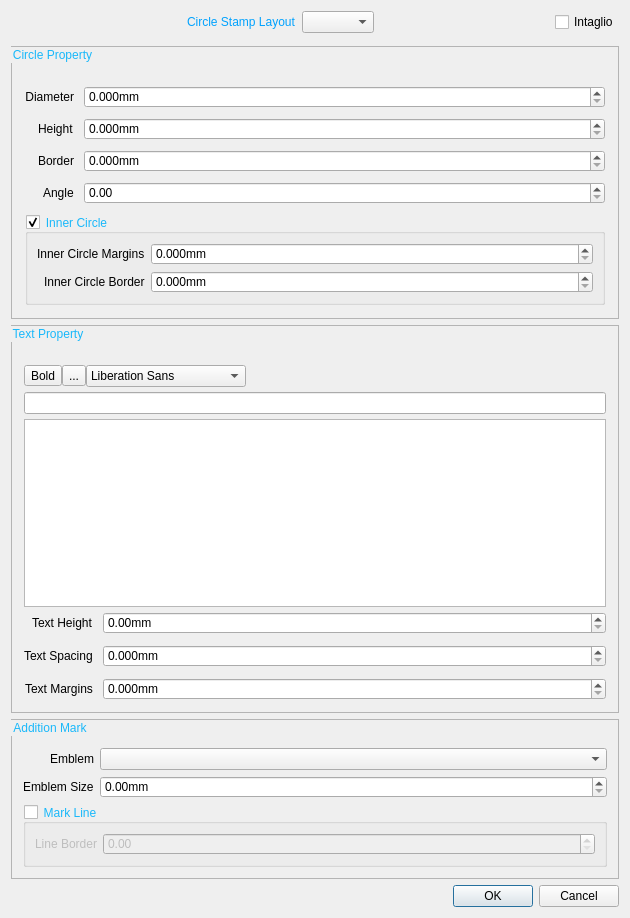
Qt form src/ui/StampCircleDialog.ui (oneminute/LaserController) before a commit.
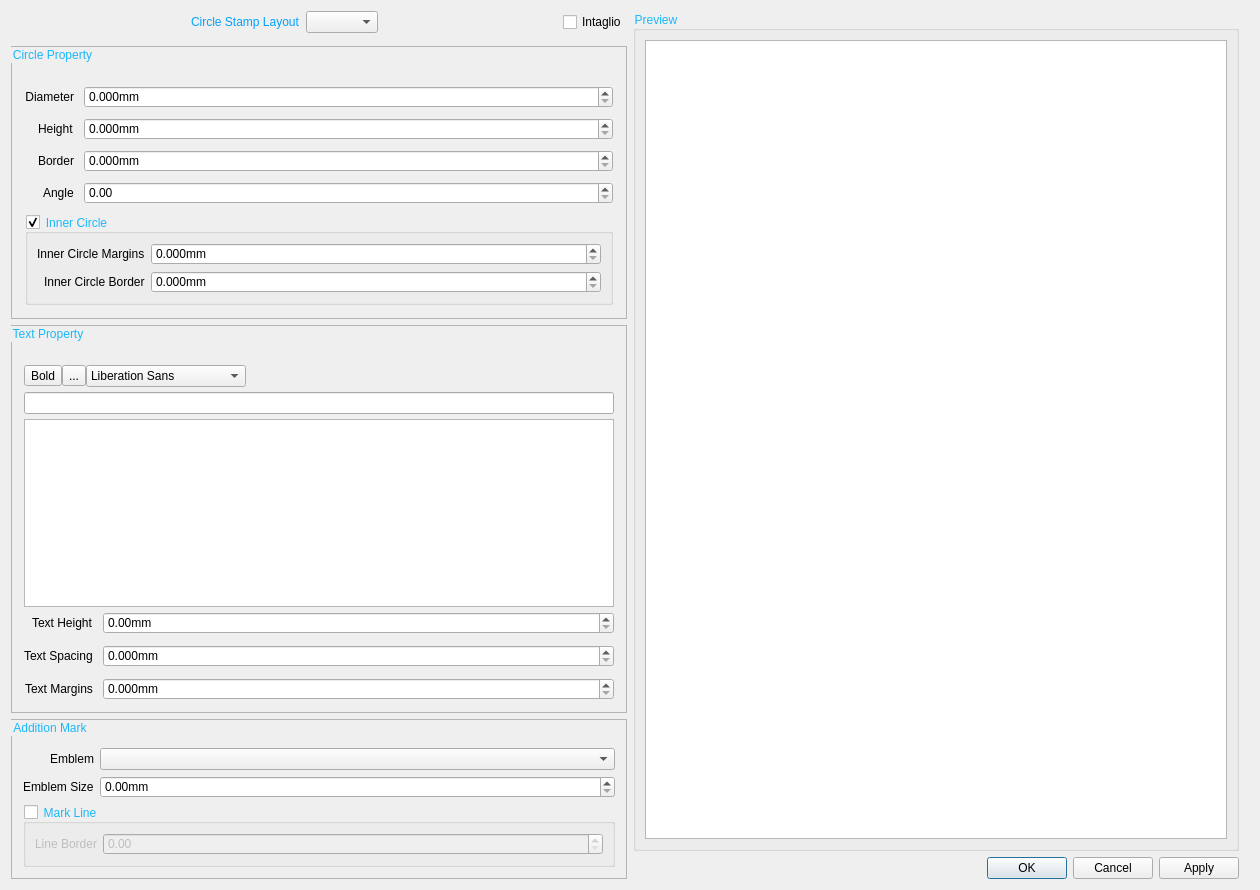
The same form after that commit. Icons and pictures are not drawn. Custom widgets are drawn as their Qt base class.

```diff
--- a/src/ui/StampCircleDialog.ui
+++ b/src/ui/StampCircleDialog.ui
@@ -6,26 +6,31 @@
    <rect>
     <x>0</x>
     <y>0</y>
-    <width>630</width>
-    <height>887</height>
+    <width>1260</width>
+    <height>847</height>
    </rect>
   </property>
   <property name="minimumSize">
    <size>
-    <width>630</width>
+    <width>1260</width>
     <height>0</height>
    </size>
   </property>
   <property name="maximumSize">
    <size>
-    <width>630</width>
+    <width>1260</width>
     <height>16777215</height>
    </size>
   </property>
   <property name="windowTitle">
    <string>Circle Stamp Dialog</string>
   </property>
-  <layout class="QVBoxLayout" name="verticalLayout">
+  <layout class="QHBoxLayout" name="horizontalLayout_4">
+   <item>
+    <layout class="QVBoxLayout" name="verticalLayout_6">
+     <property name="bottomMargin">
+      <number>0</number>
+     </property>
    <item>
     <layout class="QHBoxLayout" name="horizontalLayout_3">
      <property name="bottomMargin">
@@ -581,18 +586,28 @@
      </layout>
     </widget>
    </item>
+    </layout>
+   </item>
    <item>
-    <spacer name="verticalSpacer">
-     <property name="orientation">
-      <enum>Qt::Vertical</enum>
+    <layout class="QVBoxLayout" name="verticalLayout">
+     <property name="rightMargin">
+      <number>10</number>
      </property>
-     <property name="sizeHint" stdset="0">
-      <size>
-       <width>20</width>
-       <height>40</height>
-      </size>
-     </property>
-    </spacer>
+     <item>
+      <widget class="QGroupBox" name="groupBox">
+       <property name="styleSheet">
+        <string notr="true">QGroupBox#CircleGroupBox{border: 1px solid rgb(180, 180, 180)}
+QGroupBox::title{color:rgb(25, 184, 250)}</string>
+       </property>
+       <property name="title">
+        <string>Preview</string>
+       </property>
+       <layout class="QVBoxLayout" name="verticalLayout_7">
+        <item>
+         <widget class="QGraphicsView" name="graphicsView"/>
+        </item>
+       </layout>
+      </widget>
    </item>
    <item>
     <widget class="QDialogButtonBox" name="buttonBox">
@@ -600,9 +615,11 @@
       <enum>Qt::Horizontal</enum>
      </property>
      <property name="standardButtons">
-      <set>QDialogButtonBox::Cancel|QDialogButtonBox::Ok</set>
-     </property>
-    </widget>
+        <set>QDialogButtonBox::Apply|QDialogButtonBox::Cancel|QDialogButtonBox::Ok</set>
+       </property>
+      </widget>
+     </item>
+    </layout>
    </item>
   </layout>
  </widget>
```
Lines whose indentation alone changed are shown as unchanged.
